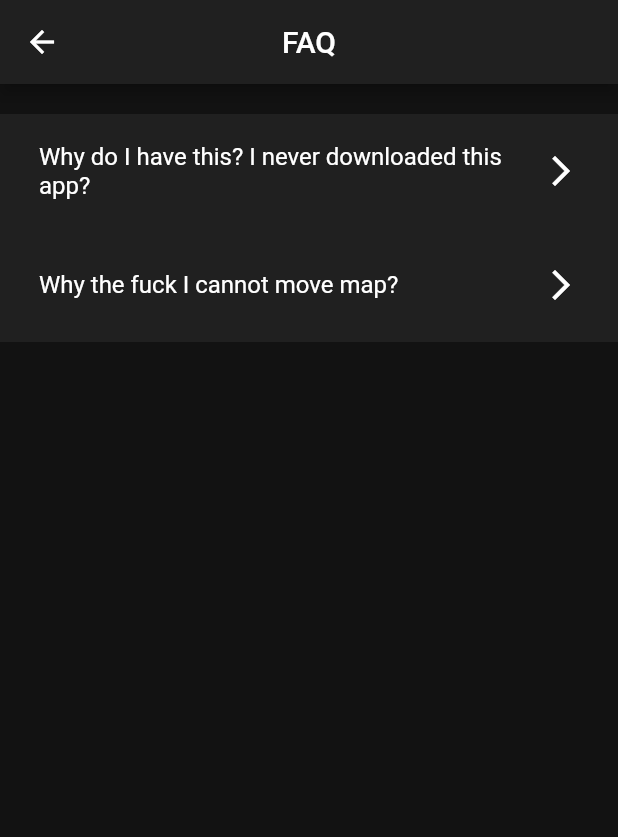
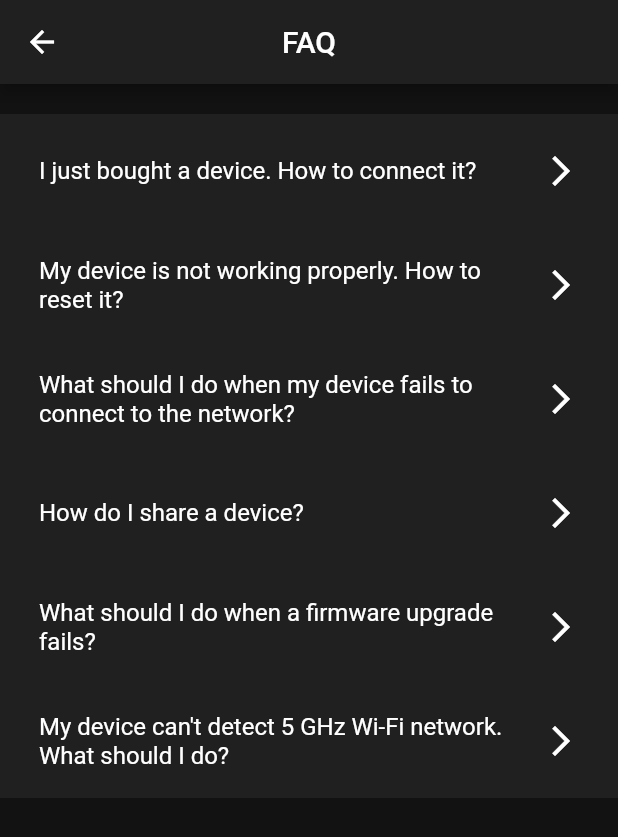
Before and after one commit to vishnuagbly/sonno, a Flutter app: the FaqPage screen opened directly, on a phone screen of 412 x 824 dp. Shown: the top 837 px of the screen. Run offline on Flutter 3.47's test engine with Material 2 defaults, Android fonts, the phone set to English and light mode, and no system bars; our stand-ins replace charts_flutter, cloud_firestore, connectivity, firebase_auth, firebase_core, flutter_phoenix and 3 more; missing offline and left inert: flutter_webview_plugin, particles_flutter; accounts and stored records are empty; statements that could not run were skipped.

Commit message:
updated faqs

```diff
--- a/lib/data/faqs.dart
+++ b/lib/data/faqs.dart
@@ -1,12 +1,40 @@
 Map<String, List<Map<String, String>>> allQuestions = {
   "questions": [
     {
-      'question': 'Why do I have this? I never downloaded this app?',
-      'answer': 'This is because we forcefully downloaded this app on your phone. Either by means of life threat, ragging, bullying, black mailing or brain washing.\nNote:- If any of these options does not explain your situation than note that we are in no way responsible for this app on your phone.\nPeople who usually downloads our app from their own free will are usually either mad, depressed or brain washed by any third-party.',
+      "question": "I just bought a device. How to connect it?",
+      "answer":
+          "1. Reset the device by turning the device on and off thrice.\n\n2. Yellow LED on the device will start to blink.\n\n3. Go to connect device option in the app by clicking on the + icon in the right hand top corner.\n\n4. Find your device’s default name which came with the device.\n\n5. Select your Wifi network and enter Wifi Password.\n\n6. Yellow light will become stable since the connection was successful."
     },
     {
-      'question': 'Why the fuck I cannot move map?',
-      'answer': "This is because it is a fucking picture not an actual map.\nSorry for inconvenience but currently we are unable to show maps so for now we are only presenting oh how would the map look like",
+      "question": "My device is not working properly. How to reset it?",
+      "answer":
+          "1. Reset the device by turning the device on and off thrice.\n\n2. Yellow LED on the device will start to blink.\n\n3. Go to connect device option in the app by clicking on the + icon in the right hand top corner.\n\n4. Find your device’s default name which came with the device.\n\n5. Select your Wifi network and enter Wifi Password.\n\n6. Yellow light will become stable since the connection was successful."
     },
+    {
+      "question":
+          "What should I do when my device fails to connect to the network?",
+      "answer":
+          "First ensure that you have a stable internet connection and the device is in the range of the Wi-Fi.\n\nIf you are using a 5 GHz network, please note that currently the 5 GHz Wi-Fi networks are not supportable. Kindly, change to 2.4 GHz Wi-Fi network through your router settings.\n\nIf you are still facing any problems, contact our customer care at 1800-4575-337."
+    },
+    {
+      "question": "How do I share a device?",
+      "answer":
+          "To share a device you can add a device to multiple accounts, but this might cause problems due to different device configurations. The best and easiest way to share a device is to log in using a same account."
+    },
+    {
+      "question": "What should I do when a firmware upgrade fails?",
+      "answer":
+          "Firmware upgrades fail when a device is powered off or loses internet connection during the firmware upgrade. Ensure that the device is receiving continuous electricity and internet and retry firmware upgrade.\n\nIf you are still facing any problems, contact our customer care at 1800-4575-337."
+    },
+    {
+      "question":
+          "My device can't detect 5 GHz Wi-Fi network. What should I do?",
+      "answer":
+          "Currently, the 5 GHz Wi-Fi networks are not supportable. Kindly, change to 2.4 GHz Wi-Fi network through your router settings."
+    }
+    //{
+//'question': 'Why do I have this app? I never downloaded this app?',
+//'answer': 'This is because we forcefully downloaded this app on your phone. Either by means of life threat, ragging, bullying, black mailing or brain washing.\nNote:- If any of these options does not explain your situation than note that we are in no way responsible for this app on your phone.\nPeople who usually downloads our app from their own free will are usually either mad, depressed or brain washed by any third-party.',
+//},
   ]
 };
```
